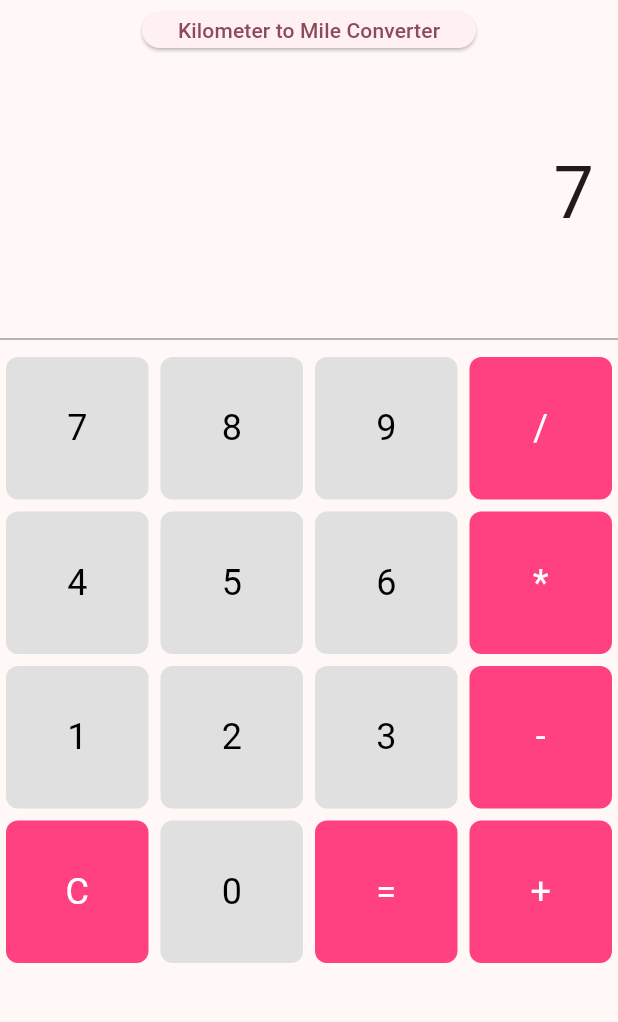
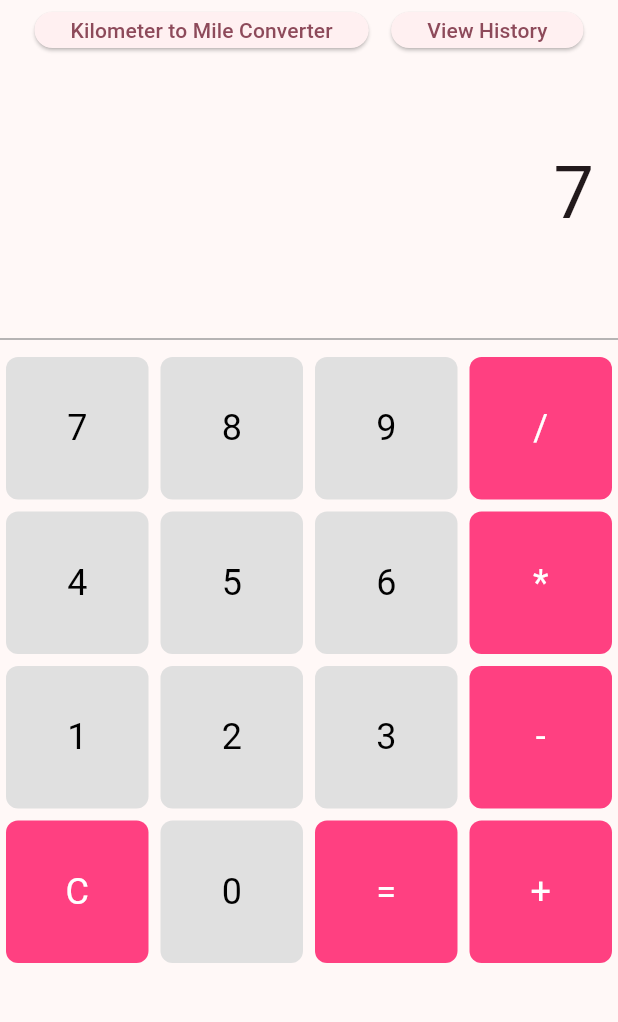
Before and after one commit to karoliinavaltavainio/calculator-app, a Flutter app: the screen it shows after launch, after a tap on an icon or button, on a phone screen of 412 x 824 dp, the part 84-1106 px from its top. Run offline on Flutter 3.47's test engine with Material 3 defaults, Android fonts, the phone set to English and light mode, and no system bars; our stand-ins replace math_expressions, sqflite; accounts and stored records are empty.

```diff
--- a/lib/controllers/calculator_controller.dart
+++ b/lib/controllers/calculator_controller.dart
@@ -1,10 +1,11 @@
+import '../controllers/history_database.dart';
+import 'package:math_expressions/math_expressions.dart';
+
 class CalculatorController {
-  String result = "0"; // the current result showed on the screen
-  String input = ""; // the number currently being entered
-  String operator = ""; // stores the last operation used (+, - ..)
-  double? num1; // the first number in the operation
+  String result = "0";
 
-  // list of all the buttons
+  String input = "";
+
   List<String> buttons = [
     '7', '8', '9', '/',
     '4', '5', '6', '*',
@@ -12,50 +13,36 @@ class CalculatorController {
     'C', '0', '=', '+',
   ];
 
-  // what happens when a button is pressed
-  void onButtonPress(String value) {
+  void onButtonPress(String value) async {
     if (value == "C") {
-      // clears everything
       result = "0";
       input = "";
-      operator = "";
-      num1 = null;
     } else if (value == "=") {
-      // perform the calculation when "=" is pressed
-      if (num1 != null && operator.isNotEmpty) {
-        double num2 = double.tryParse(input) ?? 0; // input to number
-        switch (operator) {
-          case "+":
-            result = (num1! + num2).toStringAsFixed(2).replaceAll(RegExp(r'\.00$'), '');
-            break;
-          case "-":
-            result = (num1! - num2).toStringAsFixed(2).replaceAll(RegExp(r'\.00$'), '');
-            break;
-          case "*":
-            result = (num1! * num2).toStringAsFixed(2).replaceAll(RegExp(r'\.00$'), '');
-            break;
-          case "/":
-            result = num2 != 0
-                ? (num1! / num2).toStringAsFixed(2).replaceAll(RegExp(r'\.00$'), '')
-                : "Error"; // prevent division by 0
-            break;
+      if (input.isNotEmpty) {
+        try {
+          Parser parser = Parser();
+          Expression exp = parser.parse(input);
+
+          ContextModel cm = ContextModel();
+          double evalValue = exp.evaluate(EvaluationType.REAL, cm);
+
+          result = evalValue.toString();
+          result = result.replaceAll(RegExp(r'\.0$'), '');
+
+          String timestamp = DateTime.now().toString();
+          String calculation = '$input = $result';
+          await HistoryDatabase.instance.addHistory(calculation, timestamp);
+
+          input = result;
+        } catch (e) {
+          result = "Error";
         }
-        // resets
-        input = "";
-        operator = "";
-        num1 = null;
       }
-    } else if ("+-*/".contains(value)) {
-      // store the first number and operator
-      num1 = double.tryParse(input) ?? 0;
-      operator = value;
-      input = ""; // clear the input for next number
     } else {
-      if (input.length < 12) {
-        // update the input for numbers
+      if (input.length < 20) {
         input += value;
         result = input;
       }
-    } // <- Missing closing brace for the outer else
-  } // <- Closing brace for onButtonPress
+    }
+  }
 }
--- /dev/null
+++ b/lib/controllers/history_database.dart
@@ -0,0 +1,72 @@
+import 'package:sqflite/sqflite.dart';
+import 'package:path/path.dart';
+
+
+class HistoryDatabase {
+  static final HistoryDatabase instance = HistoryDatabase._init();
+  static Database? _database;
+
+  HistoryDatabase._init();
+
+  Future<Database> get database async {
+    if (_database != null) return _database!;
+    _database = await _initDB('history.db');
+    return _database!;
+  }
+
+  Future<Database> _initDB(String filePath) async {
+    final dbPath = await getDatabasesPath();
+    final path = join(dbPath, filePath);
+
+    return await openDatabase(
+      path,
+      version: 1,
+      onCreate: _createDB,
+    );
+  }
+
+  Future _createDB(Database db, int version) async {
+    try {
+      await db.execute('''
+        CREATE TABLE history (
+          id INTEGER PRIMARY KEY AUTOINCREMENT,
+          calculation TEXT NOT NULL,
+          timestamp TEXT NOT NULL
+        )
+      ''');
+      print('History table created successfully!');
+    } catch (e) {
+      print('Error creating history table: $e');
+    }
+  }
+
+  Future<void> addHistory(String calculation, String timestamp) async {
+    final db = await instance.database;
+    await db.insert(
+      'history',
+      {'calculation': calculation, 'timestamp': timestamp},
+      conflictAlgorithm: ConflictAlgorithm.replace,
+    );
+    print('Calculation added: $calculation at $timestamp');
+  }
+
+  Future<List<Map<String, dynamic>>> getHistory() async {
+    final db = await instance.database;
+    final data = await db.query('history', orderBy: 'id DESC');
+    print('History fetched: $data');
+    return data;
+  }
+
+  Future<void> deleteDatabaseFile() async {
+    final dbPath = await getDatabasesPath();
+    final path = join(dbPath, 'history.db');
+    await deleteDatabase(path);
+    print('Database deleted!');
+  }
+
+  Future close() async {
+    final db = await instance.database;
+    db.close();
+    print('Database closed.');
+  }
+}
--- a/lib/main.dart
+++ b/lib/main.dart
@@ -1,21 +1,28 @@
 import 'package:flutter/material.dart';
-import 'views/calculator_view.dart'; // imported the calculator view (UI)
+import 'views/calculator_view.dart';
+import './views/history_view.dart';
 
-void main() {
-  runApp(CalculatorApp()); // this calls out the CalculatorApp widget
+void main() async {
+  WidgetsFlutterBinding.ensureInitialized();
+  runApp(CalculatorApp());
 }
 
 class CalculatorApp extends StatelessWidget {
   @override
   Widget build(BuildContext context) {
     return MaterialApp(
-      debugShowCheckedModeBanner: false, // removes the debug banner
+      debugShowCheckedModeBanner: false,
       title: 'Calculator',
       theme: ThemeData(
         colorScheme: ColorScheme.fromSeed(seedColor: Colors.pinkAccent),
         useMaterial3: true,
       ),
-      home: CalculatorView(), // the main screen is the view (UI)
+      // Main screen
+      home: CalculatorView(),
+      // Define routes
+      routes: {
+        '/history': (context) => HistoryView(),
+      },
     );
   }
 }
--- a/lib/views/calculator_view.dart
+++ b/lib/views/calculator_view.dart
@@ -1,7 +1,7 @@
 import 'package:flutter/material.dart';
-import '../controllers/calculator_controller.dart'; // importing the controller
-import '../widgets/calculator_button.dart';       // importing the button widget
-import 'converter_screen.dart'; // Import the converter screen
+import '../controllers/calculator_controller.dart';
+import '../widgets/calculator_button.dart';
+import 'converter_screen.dart';
 
 class CalculatorView extends StatefulWidget {
   @override
@@ -20,12 +20,14 @@ class _CalculatorViewState extends State<CalculatorView> {
       ),
       body: Column(
         children: [
-          // Navigation button at the top
           SizedBox(
-            height: 40, // Limit the height of the button
+            height: 40,
             child: Padding(
               padding: const EdgeInsets.all(8.0),
-              child: ElevatedButton(
+              child: Row(
+                mainAxisAlignment: MainAxisAlignment.spaceEvenly,
+                children: [
+                  ElevatedButton(
                     onPressed: () {
                       Navigator.push(
                         context,
@@ -36,16 +38,23 @@ class _CalculatorViewState extends State<CalculatorView> {
                     },
                     child: const Text("Kilometer to Mile Converter"),
                   ),
+                  ElevatedButton(
+                    onPressed: () {
+                      Navigator.pushNamed(context, '/history');
+                    },
+                    child: const Text("View History"),
+                  ),
+                ],
+              ),
             ),
           ),
 
-          // Display area for the result
           Expanded(
             child: Container(
               alignment: Alignment.centerRight,
               padding: const EdgeInsets.all(16),
               child: Text(
-                _controller.result, // Use the result from the controller
+                _controller.result,
                 style: const TextStyle(fontSize: 48),
               ),
             ),
@@ -53,17 +62,16 @@ class _CalculatorViewState extends State<CalculatorView> {
 
           const Divider(thickness: 1, color: Colors.grey),
 
-          // Grid of calculator buttons
           Expanded(
-            flex: 3, // Allocate more space to the button grid
+            flex: 3,
             child: GridView.builder(
-              itemCount: _controller.buttons.length, // number of buttons
+              itemCount: _controller.buttons.length,
               gridDelegate: const SliverGridDelegateWithFixedCrossAxisCount(
-                crossAxisCount: 4, // 4 buttons per row
+                crossAxisCount: 4,
               ),
               itemBuilder: (context, index) {
                 return CalculatorButton(
-                  label: _controller.buttons[index], // label for the button
+                  label: _controller.buttons[index],
                   onTap: () {
                     setState(() {
                       _controller.onButtonPress(_controller.buttons[index]);
--- /dev/null
+++ b/lib/views/history_view.dart
@@ -0,0 +1,33 @@
+import 'package:flutter/material.dart';
+import '../controllers/history_database.dart';
+
+class HistoryView extends StatelessWidget {
+  @override
+  Widget build(BuildContext context) {
+    return Scaffold(
+      appBar: AppBar(title: Text('History')),
+      body: FutureBuilder<List<Map<String, dynamic>>>(
+        future: HistoryDatabase.instance.getHistory(),
+        builder: (context, snapshot) {
+          if (snapshot.connectionState == ConnectionState.waiting) {
+            return Center(child: CircularProgressIndicator());
+          }
+          if (!snapshot.hasData || snapshot.data!.isEmpty) {
+            return Center(child: Text('No history yet.'));
+          }
+          final history = snapshot.data!;
+          return ListView.builder(
+            itemCount: history.length,
+            itemBuilder: (context, index) {
+              final entry = history[index];
+              return ListTile(
+                title: Text(entry['calculation']),
+                subtitle: Text(entry['timestamp']),
+              );
+            },
+          );
+        },
+      ),
+    );
+  }
+}
--- a/lib/widgets/calculator_button.dart
+++ b/lib/widgets/calculator_button.dart
@@ -1,7 +1,7 @@
 import 'package:flutter/material.dart';
 
 class CalculatorButton extends StatelessWidget {
-  final String label; // label of the button
+  final String label;
   final VoidCallback onTap;
 
   CalculatorButton({required this.label, required this.onTap});
```
Also changed, not shown: lib/models/history_entry.dart (added, +20 -0 lines), lib/views/converter_screen.dart (+2 -5 lines), pubspec.yaml (+6 -2 lines), pubspec.lock, 3 other files. Lines whose indentation alone changed are shown as unchanged.
